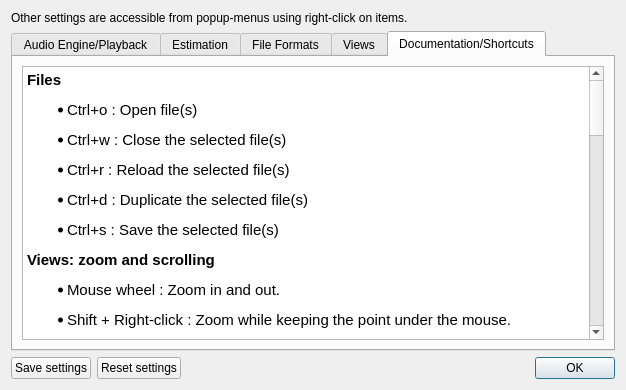
Old version of the form src/wdialogsettings.ui in the repository gillesdegottex/dfasma.
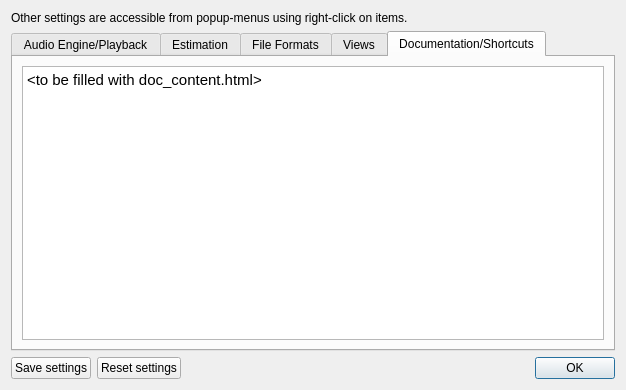
New version of the form. The open tabs and pages were chosen to show the change. Icons and pictures are not drawn.

```diff
--- a/src/wdialogsettings.ui
+++ b/src/wdialogsettings.ui
@@ -655,39 +655,7 @@
 &lt;html&gt;&lt;head&gt;&lt;meta name=&quot;qrichtext&quot; content=&quot;1&quot; /&gt;&lt;style type=&quot;text/css&quot;&gt;
 p, li { white-space: pre-wrap; }
 &lt;/style&gt;&lt;/head&gt;&lt;body style=&quot; font-family:'Ubuntu'; font-size:11pt; font-weight:400; font-style:normal;&quot;&gt;
-&lt;p style=&quot; margin-top:12px; margin-bottom:12px; margin-left:0px; margin-right:0px; -qt-block-indent:0; text-indent:0px;&quot;&gt;&lt;span style=&quot; font-weight:600;&quot;&gt;Files&lt;/span&gt;&lt;/p&gt;
-&lt;ul style=&quot;margin-top: 0px; margin-bottom: 0px; margin-left: 0px; margin-right: 0px; -qt-list-indent: 1;&quot;&gt;&lt;li style=&quot; margin-top:12px; margin-bottom:12px; margin-left:0px; margin-right:0px; -qt-block-indent:0; text-indent:0px;&quot;&gt;Ctrl+o : Open file(s)&lt;/li&gt;
-&lt;li style=&quot; margin-top:12px; margin-bottom:12px; margin-left:0px; margin-right:0px; -qt-block-indent:0; text-indent:0px;&quot;&gt;Ctrl+w : Close the selected file(s)&lt;/li&gt;&lt;/ul&gt;
-&lt;ul style=&quot;margin-top: 0px; margin-bottom: 0px; margin-left: 0px; margin-right: 0px; -qt-list-indent: 1;&quot;&gt;&lt;li style=&quot; margin-top:12px; margin-bottom:12px; margin-left:0px; margin-right:0px; -qt-block-indent:0; text-indent:0px;&quot;&gt;Ctrl+r : Reload the selected file(s)&lt;/li&gt;&lt;/ul&gt;
-&lt;ul style=&quot;margin-top: 0px; margin-bottom: 0px; margin-left: 0px; margin-right: 0px; -qt-list-indent: 1;&quot;&gt;&lt;li style=&quot; margin-top:12px; margin-bottom:12px; margin-left:0px; margin-right:0px; -qt-block-indent:0; text-indent:0px;&quot;&gt;Ctrl+d : Duplicate the selected file(s)&lt;/li&gt;&lt;/ul&gt;
-&lt;ul style=&quot;margin-top: 0px; margin-bottom: 0px; margin-left: 0px; margin-right: 0px; -qt-list-indent: 1;&quot;&gt;&lt;li style=&quot; margin-top:12px; margin-bottom:12px; margin-left:0px; margin-right:0px; -qt-block-indent:0; text-indent:0px;&quot;&gt;Ctrl+s : Save the selected file(s)&lt;/li&gt;&lt;/ul&gt;
-&lt;p style=&quot; margin-top:12px; margin-bottom:12px; margin-left:0px; margin-right:0px; -qt-block-indent:0; text-indent:0px;&quot;&gt;&lt;span style=&quot; font-weight:600;&quot;&gt;Views: zoom and scrolling&lt;/span&gt;&lt;/p&gt;
-&lt;ul style=&quot;margin-top: 0px; margin-bottom: 0px; margin-left: 0px; margin-right: 0px; -qt-list-indent: 1;&quot;&gt;&lt;li style=&quot; margin-top:12px; margin-bottom:12px; margin-left:0px; margin-right:0px; -qt-block-indent:0; text-indent:0px;&quot;&gt;Mouse wheel : Zoom in and out.&lt;/li&gt;
-&lt;li style=&quot; margin-top:12px; margin-bottom:12px; margin-left:0px; margin-right:0px; -qt-block-indent:0; text-indent:0px;&quot;&gt;Shift + Right-click : Zoom while keeping the point under the mouse.&lt;/li&gt;&lt;/ul&gt;
-&lt;ul style=&quot;margin-top: 0px; margin-bottom: 0px; margin-left: 0px; margin-right: 0px; -qt-list-indent: 1;&quot;&gt;&lt;li style=&quot; margin-top:12px; margin-bottom:12px; margin-left:0px; margin-right:0px; -qt-block-indent:0; text-indent:0px;&quot;&gt;Shift + Wheel : Scroll the view in the waveform and spectrogram views.&lt;/li&gt;
-&lt;li style=&quot; margin-top:12px; margin-bottom:12px; margin-left:0px; margin-right:0px; -qt-block-indent:0; text-indent:0px;&quot;&gt;'s' key : Zoom on the current selection.&lt;/li&gt;&lt;/ul&gt;
-&lt;p style=&quot; margin-top:12px; margin-bottom:12px; margin-left:0px; margin-right:0px; -qt-block-indent:0; text-indent:0px;&quot;&gt;&lt;span style=&quot; font-weight:600;&quot;&gt;Selection&lt;/span&gt;&lt;/p&gt;
-&lt;ul style=&quot;margin-top: 0px; margin-bottom: 0px; margin-left: 0px; margin-right: 0px; -qt-list-indent: 1;&quot;&gt;&lt;li style=&quot; margin-top:12px; margin-bottom:12px; margin-left:0px; margin-right:0px; -qt-block-indent:0; text-indent:0px;&quot;&gt;Hold Left-click : Create a selection.&lt;/li&gt;
-&lt;li style=&quot; margin-top:12px; margin-bottom:12px; margin-left:0px; margin-right:0px; -qt-block-indent:0; text-indent:0px;&quot;&gt;Ctrl + Left-click : Scroll the selection.&lt;/li&gt;
-&lt;li style=&quot; margin-top:12px; margin-bottom:12px; margin-left:0px; margin-right:0px; -qt-block-indent:0; text-indent:0px;&quot;&gt;In Waveform view: Ctrl + Right-click : Stretch the selection from its center.&lt;/li&gt;
-&lt;li style=&quot; margin-top:12px; margin-bottom:12px; margin-left:0px; margin-right:0px; -qt-block-indent:0; text-indent:0px;&quot;&gt;In Phase view or Group Delay view: Ctrl+Shift + Left-click : Scroll the selection of the waveform.&lt;/li&gt;
-&lt;li style=&quot; margin-top:12px; margin-bottom:12px; margin-left:0px; margin-right:0px; -qt-block-indent:0; text-indent:0px;&quot;&gt;Escape key : Clear any selection.&lt;/li&gt;&lt;/ul&gt;
-&lt;p style=&quot; margin-top:12px; margin-bottom:12px; margin-left:0px; margin-right:0px; -qt-block-indent:0; text-indent:0px;&quot;&gt;&lt;span style=&quot; font-weight:600;&quot;&gt;Playback&lt;/span&gt;&lt;/p&gt;
-&lt;ul style=&quot;margin-top: 0px; margin-bottom: 0px; margin-left: 0px; margin-right: 0px; -qt-list-indent: 1;&quot;&gt;&lt;li style=&quot; margin-top:12px; margin-bottom:12px; margin-left:0px; margin-right:0px; -qt-block-indent:0; text-indent:0px;&quot;&gt;Space : Play the current selection of the selected file (or the whole file if there is no selection).&lt;/li&gt;
-&lt;li style=&quot; margin-top:12px; margin-bottom:12px; margin-left:0px; margin-right:0px; -qt-block-indent:0; text-indent:0px;&quot;&gt;Ctrl + Space : Play the selected file while filtering the sound according to the spectral selection.&lt;/li&gt;&lt;/ul&gt;
-&lt;ul style=&quot;margin-top: 0px; margin-bottom: 0px; margin-left: 0px; margin-right: 0px; -qt-list-indent: 1;&quot;&gt;&lt;li style=&quot; margin-top:12px; margin-bottom:12px; margin-left:0px; margin-right:0px; -qt-block-indent:0; text-indent:0px;&quot;&gt;Escape key : Reset any filtering effects.&lt;/li&gt;&lt;/ul&gt;
-&lt;p style=&quot; margin-top:12px; margin-bottom:12px; margin-left:0px; margin-right:0px; -qt-block-indent:0; text-indent:0px;&quot;&gt;&lt;span style=&quot; font-weight:600;&quot;&gt;Labels edition&lt;/span&gt;&lt;/p&gt;
-&lt;ul style=&quot;margin-top: 0px; margin-bottom: 0px; margin-left: 0px; margin-right: 0px; -qt-list-indent: 1;&quot;&gt;&lt;li style=&quot; margin-top:12px; margin-bottom:12px; margin-left:0px; margin-right:0px; -qt-block-indent:0; text-indent:0px;&quot;&gt;Add a label: In Edit mode, simply place the mouse cursor at the time instant where you want to add a label and write (no need to click, select, or anything else).&lt;/li&gt;
-&lt;li style=&quot; margin-top:12px; margin-bottom:12px; margin-left:0px; margin-right:0px; -qt-block-indent:0; text-indent:0px;&quot;&gt;Edit the text of a label: In Edit mode, click in the box of the label you want to edit.&lt;/li&gt;
-&lt;li style=&quot; margin-top:12px; margin-bottom:12px; margin-left:0px; margin-right:0px; -qt-block-indent:0; text-indent:0px;&quot;&gt;Move a label: Drag the label you want to move by holding its vertical line with the right mouse button.&lt;/li&gt;
-&lt;li style=&quot; margin-top:12px; margin-bottom:12px; margin-left:0px; margin-right:0px; -qt-block-indent:0; text-indent:0px;&quot;&gt;Delete a label: Hold the vertical line of the label you want to delete, as if you wanted to move it, and press the delete key.&lt;/li&gt;&lt;/ul&gt;
-&lt;p style=&quot; margin-top:12px; margin-bottom:12px; margin-left:0px; margin-right:0px; -qt-block-indent:0; text-indent:0px;&quot;&gt;&lt;span style=&quot; font-weight:600;&quot;&gt;Waveform edition&lt;/span&gt;&lt;/p&gt;
-&lt;ul style=&quot;margin-top: 0px; margin-bottom: 0px; margin-left: 0px; margin-right: 0px; -qt-list-indent: 1;&quot;&gt;&lt;li style=&quot; margin-top:12px; margin-bottom:12px; margin-left:0px; margin-right:0px; -qt-block-indent:0; text-indent:0px;&quot;&gt;Grab the waveform wherever and move the mouse up or down to increase or decrease the gain (works also in the amplitude spectrum view).&lt;/li&gt;
-&lt;li style=&quot; margin-top:12px; margin-bottom:12px; margin-left:0px; margin-right:0px; -qt-block-indent:0; text-indent:0px;&quot;&gt;Maintain Ctrl, grab the waveform wherever and move the mouse left or right to delay the waveform.&lt;/li&gt;&lt;/ul&gt;
-&lt;p style=&quot; margin-top:12px; margin-bottom:12px; margin-left:0px; margin-right:0px; -qt-block-indent:0; text-indent:0px;&quot;&gt;&lt;span style=&quot; font-weight:600;&quot;&gt;Estimation&lt;/span&gt;&lt;/p&gt;
-&lt;ul style=&quot;margin-top: 0px; margin-bottom: 0px; margin-left: 0px; margin-right: 0px; -qt-list-indent: 1;&quot;&gt;&lt;li style=&quot; margin-top:12px; margin-bottom:12px; margin-left:0px; margin-right:0px; -qt-block-indent:0; text-indent:0px;&quot;&gt;Ctrl+F on a sound file for estimating its fundamental frequency (F0). Make a selection in frequency for limiting the range of possible F0 (thus, overriding the default range sets in this setting panel).&lt;/li&gt;
-&lt;li style=&quot; margin-top:12px; margin-bottom:12px; margin-left:0px; margin-right:0px; -qt-block-indent:0; text-indent:0px;&quot;&gt;Ctrl+F on a F0 file for re-estimating it. Make a time selection for limiting the update to the selection.&lt;/li&gt;
-&lt;li style=&quot; margin-top:12px; margin-bottom:12px; margin-left:0px; margin-right:0px; -qt-block-indent:0; text-indent:0px;&quot;&gt;Ctrl+Shift+F force the F0 (re-)estimation disregarding any voice/unvoice decision.&lt;/li&gt;&lt;/ul&gt;&lt;/body&gt;&lt;/html&gt;</string>
+&lt;p style=&quot; margin-top:0px; margin-bottom:0px; margin-left:0px; margin-right:0px; -qt-block-indent:0; text-indent:0px;&quot;&gt;&amp;lt;to be filled with doc_content.html&amp;gt;&lt;/p&gt;&lt;/body&gt;&lt;/html&gt;</string>
          </property>
         </widget>
        </item>
```
